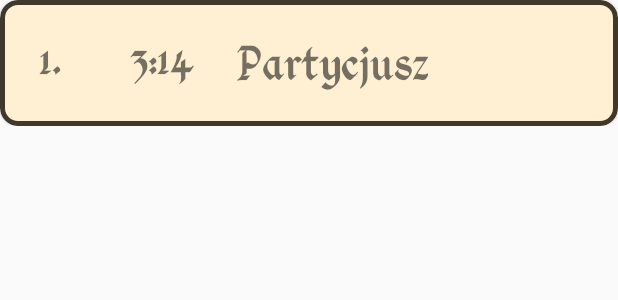
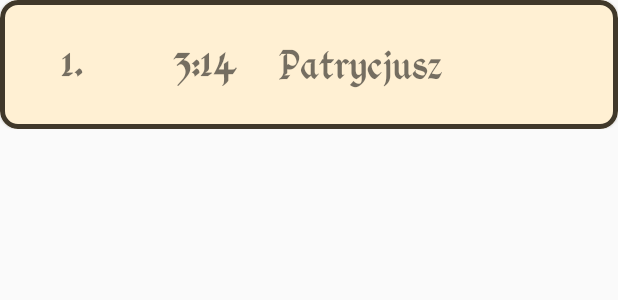
Before and after one commit to PatrykKudyk/PhilosophicalConquest, an Android app: the layout cell_highscore.xml on its own in the app's theme, with its tools: preview values and no code run, on a phone screen of 412 x 824 dp. Shown: the top 300 px of the screen. Run offline under Robolectric (Android 15) with nearby library versions, the phone set to English and light mode, and no system bars.

Commit message:
highscores

```diff
--- a/PhilosophicalConquest/app/src/main/res/layout/cell_highscore.xml
+++ b/PhilosophicalConquest/app/src/main/res/layout/cell_highscore.xml
@@ -19,14 +19,14 @@
 
         <androidx.constraintlayout.widget.ConstraintLayout
             android:layout_width="match_parent"
-            android:layout_height="match_parent"
+            android:layout_height="70dp"
             android:layout_margin="8dp"
             android:background="@color/colorBackground">
 
             <TextView
                 android:id="@+id/cell_text_view_place"
-                android:layout_width="50dp"
-                android:layout_height="60dp"
+                android:layout_width="0dp"
+                android:layout_height="match_parent"
                 android:layout_marginBottom="8dp"
                 android:fontFamily="@font/kingthingsregular"
                 android:gravity="center"
@@ -34,12 +34,14 @@
                 android:textSize="35sp"
                 app:layout_constraintBottom_toBottomOf="parent"
                 app:layout_constraintStart_toStartOf="parent"
-                app:layout_constraintTop_toTopOf="parent" />
+                app:layout_constraintTop_toTopOf="parent"
+                app:layout_constraintWidth_percent="0.2" />
 
             <TextView
                 android:id="@+id/cell_text_view_time"
-                android:layout_width="100dp"
-                android:layout_height="60dp"
+                android:layout_width="0dp"
+                app:layout_constraintWidth_percent="0.25"
+                android:layout_height="match_parent"
                 android:layout_marginBottom="8dp"
                 android:fontFamily="@font/kingthingsregular"
                 android:gravity="center"
@@ -51,12 +53,13 @@
 
             <TextView
                 android:id="@+id/cell_text_view_name"
-                android:layout_width="wrap_content"
-                android:layout_height="60dp"
+                android:layout_width="0dp"
+                app:layout_constraintWidth_percent="0.5"
+                android:layout_height="match_parent"
                 android:fontFamily="@font/kingthingsregular"
-                android:gravity="center"
-                android:text="Partycjusz"
-                android:textSize="35sp"
+                android:gravity="start|center_vertical"
+                android:text="Patrycjusz"
+                android:textSize="30sp"
                 app:layout_constraintBottom_toBottomOf="parent"
                 app:layout_constraintStart_toEndOf="@+id/cell_text_view_time"
                 app:layout_constraintTop_toTopOf="parent" />
```
Also changed, not shown: PhilosophicalConquest/app/src/main/res/layout/fragment_highscores.xml (+15 -13 lines).
